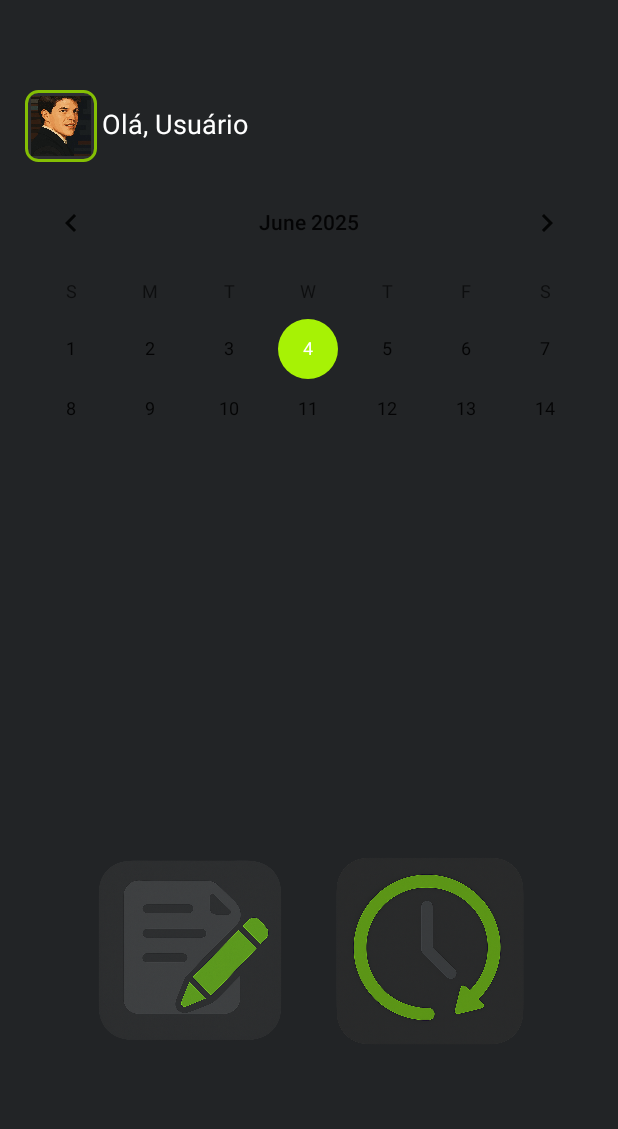
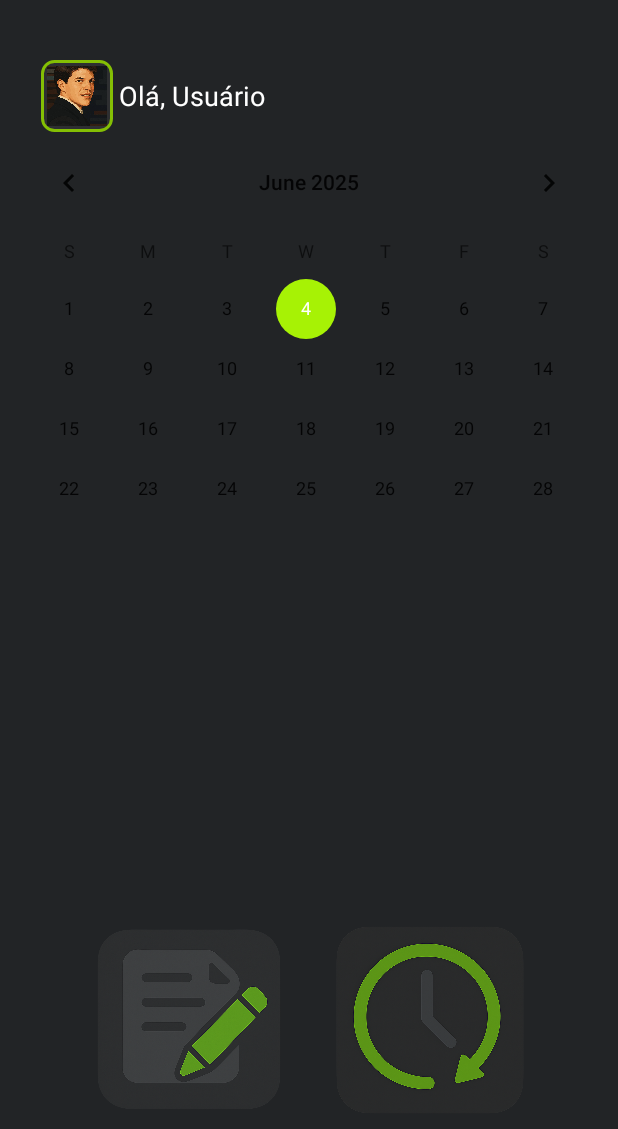
Before and after one commit to lF4GUNDs/MoveOn, an Android app: the TreinosActivity screen opened directly, with no data from a screen before it, on a phone screen of 412 x 824 dp. Shown: the top 1129 px of the screen. Run offline under Robolectric (Android 15) with nearby library versions, the phone set to English and light mode, and no system bars; 1 statement that could not run was skipped.

Commit message:
v2.18 (ATUALIZACOES LAYOUT)

```diff
--- a/app/src/main/res/layout/activity_executar_exercicio.xml
+++ b/app/src/main/res/layout/activity_executar_exercicio.xml
@@ -13,13 +13,12 @@
         android:id="@+id/btnCompletarSerie"
         android:layout_width="217dp"
         android:layout_height="wrap_content"
-        android:layout_marginTop="24dp"
+        android:layout_marginTop="32dp"
         android:text="Completar Série"
         android:textColor="@android:color/white"
         app:backgroundTint="#84BF04"
         app:cornerRadius="16dp"
         app:layout_constraintEnd_toEndOf="parent"
-        app:layout_constraintHorizontal_bias="0.438"
         app:layout_constraintStart_toStartOf="parent"
         app:layout_constraintTop_toBottomOf="@+id/tvDescanso" />
 
--- a/app/src/main/res/layout/activity_nova_anotacao.xml
+++ b/app/src/main/res/layout/activity_nova_anotacao.xml
@@ -19,7 +19,6 @@
         android:id="@+id/editConteudo"
         android:layout_width="321dp"
         android:layout_height="0dp"
-        android:layout_marginEnd="22dp"
         android:layout_marginBottom="17dp"
         android:backgroundTint="#84BF04"
         android:gravity="top"
@@ -32,6 +31,7 @@
         android:textColorHint="#AAAAAA"
         app:layout_constraintBottom_toTopOf="@+id/btnSalvar"
         app:layout_constraintEnd_toEndOf="parent"
+        app:layout_constraintStart_toStartOf="parent"
         app:layout_constraintTop_toBottomOf="@+id/editTitulo" />
 
     <EditText
@@ -39,7 +39,6 @@
         android:layout_width="320dp"
         android:layout_height="71dp"
         android:layout_marginTop="118dp"
-        android:layout_marginEnd="25dp"
         android:layout_marginBottom="44dp"
         android:backgroundTint="#84BF04"
         android:hint="Título"
@@ -48,6 +47,7 @@
         android:textColorHint="#AAAAAA"
         app:layout_constraintBottom_toTopOf="@+id/editConteudo"
         app:layout_constraintEnd_toEndOf="parent"
+        app:layout_constraintStart_toStartOf="parent"
         app:layout_constraintTop_toTopOf="parent" />
 
     <Button
--- a/app/src/main/res/layout/activity_treinos.xml
+++ b/app/src/main/res/layout/activity_treinos.xml
@@ -13,16 +13,15 @@
         android:id="@+id/imgPerfilTopo"
         android:layout_width="48dp"
         android:layout_height="48dp"
-        android:layout_marginStart="16dp"
-        android:layout_marginTop="13dp"
-        android:layout_marginEnd="347dp"
-        android:layout_marginBottom="670dp"
+        android:layout_marginStart="40dp"
+        android:layout_marginTop="40dp"
+        android:layout_marginEnd="4dp"
         android:background="@drawable/rounded_background"
         android:padding="4dp"
         android:scaleType="centerCrop"
         android:src="@drawable/ic_user"
-        app:layout_constraintBottom_toBottomOf="parent"
-        app:layout_constraintEnd_toEndOf="parent"
+        app:layout_constraintBottom_toTopOf="@+id/calendarView"
+        app:layout_constraintEnd_toStartOf="@+id/txtNomePerfil"
         app:layout_constraintStart_toStartOf="parent"
         app:layout_constraintTop_toTopOf="parent" />
     <!-- Nome do usuário -->
@@ -30,45 +29,40 @@
         android:id="@+id/txtNomePerfil"
         android:layout_width="wrap_content"
         android:layout_height="wrap_content"
-        android:layout_marginTop="24dp"
-        android:layout_marginEnd="244dp"
-        android:layout_marginBottom="683dp"
+        android:layout_marginTop="11dp"
+        android:layout_marginEnd="248dp"
         android:text="Olá, Usuário"
         android:textColor="@color/white"
         android:textSize="18sp"
-        app:layout_constraintBottom_toBottomOf="parent"
         app:layout_constraintEnd_toEndOf="parent"
         app:layout_constraintStart_toEndOf="@+id/imgPerfilTopo"
-        app:layout_constraintTop_toTopOf="parent" />
+        app:layout_constraintTop_toTopOf="@+id/imgPerfilTopo" />
 
 
     <ImageButton
         android:id="@+id/imageButton_Historico2"
         android:layout_width="160dp"
         android:layout_height="160dp"
-        android:layout_marginStart="206dp"
-        android:layout_marginTop="507dp"
         android:layout_marginEnd="45dp"
         android:layout_marginBottom="64dp"
         android:background="@drawable/ic_historico"
         app:layout_constraintBottom_toBottomOf="parent"
         app:layout_constraintEnd_toEndOf="parent"
-        app:layout_constraintStart_toStartOf="parent"
-        app:layout_constraintTop_toTopOf="parent" />
+        app:layout_constraintStart_toEndOf="@+id/imageButton_Historico"
+        app:layout_constraintTop_toBottomOf="@+id/recyclerTreinos" />
 
     <androidx.recyclerview.widget.RecyclerView
         android:id="@+id/recyclerTreinos"
-        android:layout_width="411dp"
-        android:layout_height="230dp"
-        android:layout_marginTop="261dp"
-        android:layout_marginBottom="240dp"
+        android:layout_width="0dp"
+        android:layout_height="0dp"
+        android:layout_marginBottom="16dp"
         android:clipToPadding="false"
         android:orientation="horizontal"
         android:padding="8dp"
-        app:layout_constraintBottom_toBottomOf="parent"
+        app:layout_constraintBottom_toTopOf="@+id/imageButton_Historico2"
         app:layout_constraintEnd_toEndOf="parent"
         app:layout_constraintStart_toStartOf="parent"
-        app:layout_constraintTop_toTopOf="parent"
+        app:layout_constraintTop_toBottomOf="@+id/calendarView"
         tools:listitem="@layout/item_treino">
 
     </androidx.recyclerview.widget.RecyclerView>
@@ -78,26 +72,22 @@
         android:layout_width="160dp"
         android:layout_height="160dp"
         android:layout_marginStart="46dp"
-        android:layout_marginTop="507dp"
-        android:layout_marginEnd="205dp"
-        android:layout_marginBottom="64dp"
         android:background="@drawable/ic_anotacao"
-        app:layout_constraintBottom_toBottomOf="parent"
-        app:layout_constraintEnd_toEndOf="parent"
+        app:layout_constraintBottom_toBottomOf="@+id/imageButton_Historico2"
+        app:layout_constraintEnd_toStartOf="@+id/imageButton_Historico2"
         app:layout_constraintStart_toStartOf="parent"
-        app:layout_constraintTop_toTopOf="parent" />
+        app:layout_constraintTop_toTopOf="@+id/imageButton_Historico2" />
 
     <CalendarView
         android:id="@+id/calendarView"
-        android:layout_width="409dp"
-        android:layout_height="186dp"
-        android:layout_marginTop="68dp"
-        android:layout_marginBottom="477dp"
+        android:layout_width="0dp"
+        android:layout_height="0dp"
         android:focusedMonthDateColor="#6D2222"
-        app:layout_constraintBottom_toBottomOf="parent"
+        app:layout_constraintBottom_toTopOf="@+id/recyclerTreinos"
         app:layout_constraintEnd_toEndOf="parent"
+        app:layout_constraintHorizontal_bias="1.0"
         app:layout_constraintStart_toStartOf="parent"
-        app:layout_constraintTop_toTopOf="parent" />
+        app:layout_constraintTop_toBottomOf="@+id/imgPerfilTopo" />
 
 
 </androidx.constraintlayout.widget.ConstraintLayout>
--- a/app/src/main/res/layout/item_treino.xml
+++ b/app/src/main/res/layout/item_treino.xml
@@ -2,7 +2,7 @@
 <com.google.android.material.card.MaterialCardView xmlns:android="http://schemas.android.com/apk/res/android"
     xmlns:app="http://schemas.android.com/apk/res-auto"
     xmlns:tools="http://schemas.android.com/tools"
-    android:layout_width="150dp"
+    android:layout_width="200dp"
     android:layout_height="match_parent"
     android:layout_marginStart="8dp"
     android:layout_marginTop="8dp"
@@ -13,8 +13,8 @@
     app:cardElevation="0dp">
 
     <androidx.constraintlayout.widget.ConstraintLayout
-        android:layout_width="wrap_content"
-        android:layout_height="wrap_content"
+        android:layout_width="match_parent"
+        android:layout_height="match_parent"
         android:padding="0dp">
 
         <ImageView
@@ -22,7 +22,7 @@
             android:layout_width="wrap_content"
             android:layout_height="wrap_content"
             android:contentDescription="Imagem do treino"
-            android:scaleType="fitXY"
+            android:scaleType="centerCrop"
             android:src="@drawable/ic_perna"
             app:layout_constraintBottom_toBottomOf="parent"
             app:layout_constraintEnd_toEndOf="parent"
```
